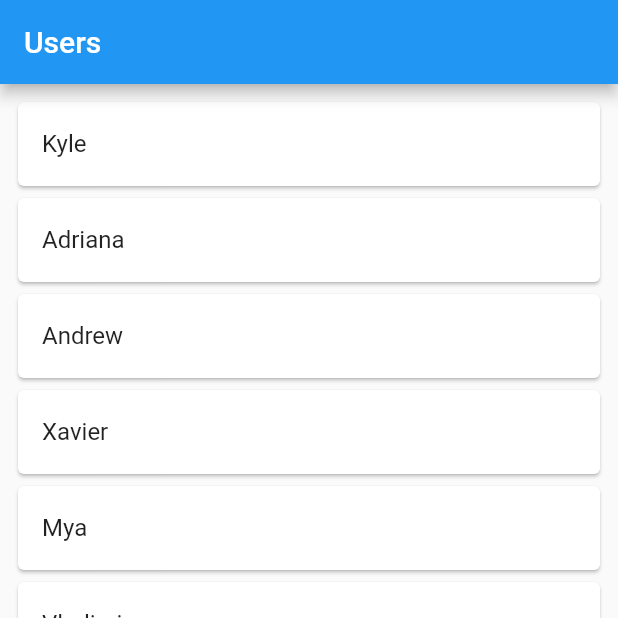
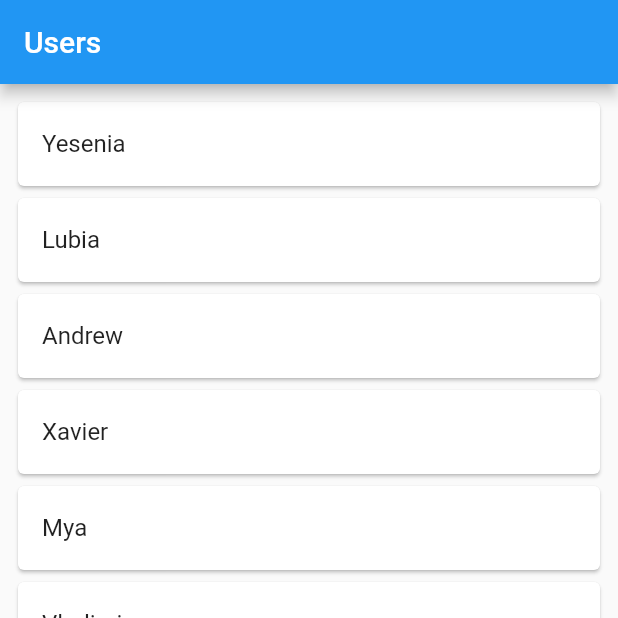
Before and after one commit to MedinaVla/flutter_navigator_example, a Flutter app: the screen it shows after launch, on a phone screen of 412 x 824 dp, the top half of it. Run offline on Flutter 3.47's test engine with Material 2 defaults, Android fonts, the phone set to English and light mode, and no system bars.

Commit message:
probando cambios

```diff
--- a/lib/main.dart
+++ b/lib/main.dart
@@ -42,7 +42,7 @@ class _MyAppState extends State<MyApp> {
 }
 
 class UsersView extends StatelessWidget {
-  final _users = ["Kyle", "Adriana", "Andrew", "Xavier", "Mya", "Vladimir"];
+  final _users = ["Yesenia", "Lubia", "Andrew", "Xavier", "Mya", "Vladimir"];
   late final ValueChanged didSelectedUser;
 
   UsersView({required this.didSelectedUser});
```
